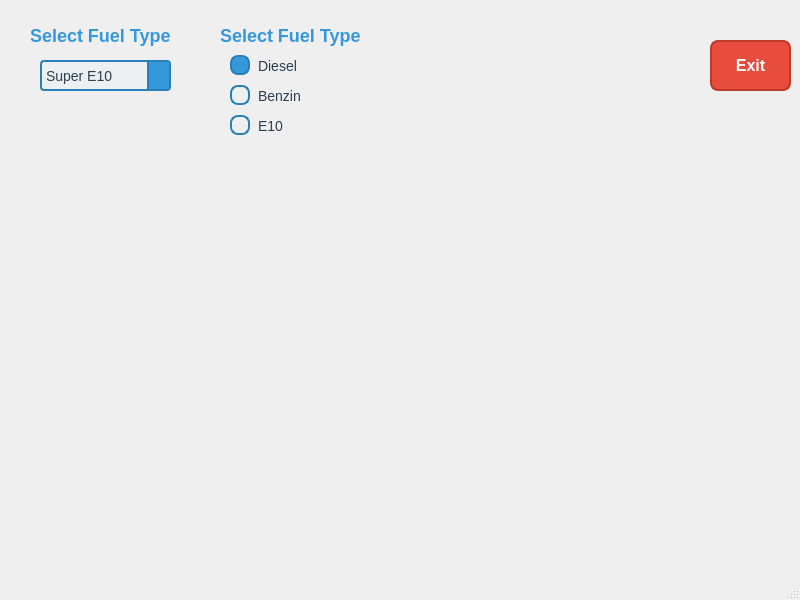
This is frontend/ui_templates/main_window.ui in Thrillerninja/ASWE-Projekt as Qt 5 draws it before an edit. The edited form follows.
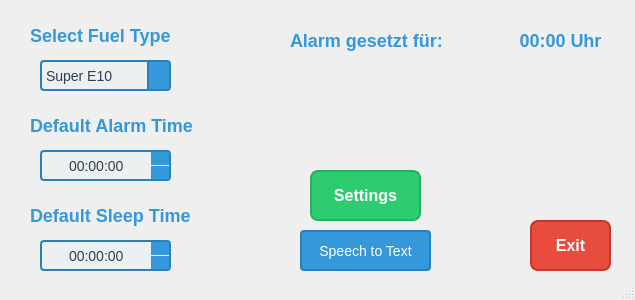
This is the edited form. Icons and pictures are not drawn.

```diff
--- a/frontend/ui_templates/main_window.ui
+++ b/frontend/ui_templates/main_window.ui
@@ -6,19 +6,29 @@
    <rect>
     <x>0</x>
     <y>0</y>
-    <width>800</width>
-    <height>600</height>
+    <width>635</width>
+    <height>300</height>
    </rect>
   </property>
   <property name="windowTitle">
-   <string>MainWindow</string>
+   <string> </string>
+  </property>
+  <property name="windowIcon">
+   <iconset>
+    <normaloff>../../../../../../../../Users/wieckla/Downloads/p-logo-no-background.ico</normaloff>../../../../../../../../Users/wieckla/Downloads/p-logo-no-background.ico</iconset>
+  </property>
+  <property name="iconSize">
+   <size>
+    <width>24</width>
+    <height>24</height>
+   </size>
   </property>
   <widget class="QWidget" name="centralwidget">
    <widget class="QPushButton" name="bt_exit">
     <property name="geometry">
      <rect>
-      <x>710</x>
-      <y>40</y>
+      <x>530</x>
+      <y>220</y>
       <width>81</width>
       <height>51</height>
      </rect>
@@ -126,60 +136,9 @@
    <widget class="QLabel" name="lb_">
     <property name="geometry">
      <rect>
-      <x>210</x>
-      <y>20</y>
-      <width>161</width>
-      <height>31</height>
-     </rect>
-    </property>
-    <property name="styleSheet">
-     <string notr="true">/* General Label Style */
-QLabel {
-    font-size: 18px;             /* Base font size for regular labels */
-    font-weight: bold;          /* Bold text for emphasis */
-    color: #3498db; ;              /* Dark grey text color */
-    padding: 4px;               /* Padding around the text */
-    border: 1px solid transparent; /* Optional border for spacing */
-}
-
-/* Prominent Headline Style */
-QLabel.headline {
-    font-size: 24px;            /* Larger font size for prominent headlines */
-    font-weight: bold;          /* Bold text for emphasis */
-    color: #3498db;             /* Distinct blue color for headlines */
-    padding: 8px;               /* Increased padding for a more spacious look */
-    border: none;               /* No border for a cleaner look */
-    background-color: #f0f8ff;  /* Light blue background to make the headline stand out */
-    border-radius: 4px;         /* Slightly rounded corners for a modern appearance */
-    margin-bottom: 12px;        /* Space below the headline to separate from other elements */
-}
-
-/* Subheadline Style */
-QLabel.subheadline {
-    font-size: 18px;            /* Slightly smaller than headlines */
-    font-weight: bold;          /* Bold text for emphasis */
-    color: #2c3e50;             /* Dark grey color for subheadlines */
-    padding: 6px;               /* Padding around the text */
-    border: none;               /* No border for a cleaner look */
-    margin-bottom: 8px;         /* Space below the subheadline */
-}
-
-/* Disabled Label Style */
-QLabel:disabled {
-    color: #7f8c8d;             /* Grey text color for disabled state */
-}
-</string>
-    </property>
-    <property name="text">
-     <string>Select Fuel Type</string>
-    </property>
-   </widget>
-   <widget class="QRadioButton" name="rb_e10_2">
-    <property name="geometry">
-     <rect>
-      <x>230</x>
+      <x>20</x>
       <y>110</y>
-      <width>121</width>
+      <width>191</width>
       <height>31</height>
      </rect>
     </property>
@@ -187,156 +146,45 @@
      <cursorShape>PointingHandCursor</cursorShape>
     </property>
     <property name="styleSheet">
-     <string notr="true">/* General Radio Button Style */
-QRadioButton {
-    spacing: 8px;                /* Space between the radio button and its label */
-    font-size: 14px;             /* Font size for the label */
-    color: #2c3e50;              /* Label text color */
+     <string notr="true">/* General Label Style */
+QLabel {
+    font-size: 18px;             /* Base font size for regular labels */
+    font-weight: bold;          /* Bold text for emphasis */
+    color: #3498db; ;              /* Dark grey text color */
+    padding: 4px;               /* Padding around the text */
+    border: 1px solid transparent; /* Optional border for spacing */
 }
 
-/* Radio Button Indicator (the circle) */
-QRadioButton::indicator {
-    width: 16px;                 /* Size of the indicator */
-    height: 16px;
-    border-radius: 8px;          /* Makes the indicator perfectly circular */
-    border: 2px solid #2980b9;   /* Blue border for the indicator */
-    background-color: #ecf0f1;   /* Light grey background when unchecked */
+/* Prominent Headline Style */
+QLabel.headline {
+    font-size: 24px;            /* Larger font size for prominent headlines */
+    font-weight: bold;          /* Bold text for emphasis */
+    color: #3498db;             /* Distinct blue color for headlines */
+    padding: 8px;               /* Increased padding for a more spacious look */
+    border: none;               /* No border for a cleaner look */
+    background-color: #f0f8ff;  /* Light blue background to make the headline stand out */
+    border-radius: 4px;         /* Slightly rounded corners for a modern appearance */
+    margin-bottom: 12px;        /* Space below the headline to separate from other elements */
 }
 
-/* Checked State */
-QRadioButton::indicator:checked {
-    background-color: #3498db;   /* Blue background when checked */
-    border: 2px solid #2980b9;   /* Darker blue border when checked */
+/* Subheadline Style */
+QLabel.subheadline {
+    font-size: 18px;            /* Slightly smaller than headlines */
+    font-weight: bold;          /* Bold text for emphasis */
+    color: #2c3e50;             /* Dark grey color for subheadlines */
+    padding: 6px;               /* Padding around the text */
+    border: none;               /* No border for a cleaner look */
+    margin-bottom: 8px;         /* Space below the subheadline */
 }
 
-/* Disabled State */
-QRadioButton::indicator:disabled {
-    background-color: #ecf0f1;   /* Light grey background when disabled */
-    border: 2px solid #95a5a6;   /* Grey border when disabled */
+/* Disabled Label Style */
+QLabel:disabled {
+    color: #7f8c8d;             /* Grey text color for disabled state */
 }
-
-/* Checked and Disabled State */
-QRadioButton::indicator:checked:disabled {
-    background-color: #95a5a6;   /* Darker grey background when checked and disabled */
-    border: 2px solid #7f8c8d;   /* Even darker grey border when checked and disabled */
-}</string>
+</string>
     </property>
     <property name="text">
-     <string>E10</string>
-    </property>
-   </widget>
-   <widget class="QRadioButton" name="rb_diesel_2">
-    <property name="enabled">
-     <bool>true</bool>
-    </property>
-    <property name="geometry">
-     <rect>
-      <x>230</x>
-      <y>50</y>
-      <width>121</width>
-      <height>31</height>
-     </rect>
-    </property>
-    <property name="cursor">
-     <cursorShape>PointingHandCursor</cursorShape>
-    </property>
-    <property name="styleSheet">
-     <string notr="true">/* General Radio Button Style */
-QRadioButton {
-    spacing: 8px;                /* Space between the radio button and its label */
-    font-size: 14px;             /* Font size for the label */
-    color: #2c3e50;              /* Label text color */
-}
-
-/* Radio Button Indicator (the circle) */
-QRadioButton::indicator {
-    width: 16px;                 /* Size of the indicator */
-    height: 16px;
-    border-radius: 8px;          /* Makes the indicator perfectly circular */
-    border: 2px solid #2980b9;   /* Blue border for the indicator */
-    background-color: #ecf0f1;   /* Light grey background when unchecked */
-}
-
-/* Checked State */
-QRadioButton::indicator:checked {
-    background-color: #3498db;   /* Blue background when checked */
-    border: 2px solid #2980b9;   /* Darker blue border when checked */
-}
-
-/* Disabled State */
-QRadioButton::indicator:disabled {
-    background-color: #ecf0f1;   /* Light grey background when disabled */
-    border: 2px solid #95a5a6;   /* Grey border when disabled */
-}
-
-/* Checked and Disabled State */
-QRadioButton::indicator:checked:disabled {
-    background-color: #95a5a6;   /* Darker grey background when checked and disabled */
-    border: 2px solid #7f8c8d;   /* Even darker grey border when checked and disabled */
-}</string>
-    </property>
-    <property name="text">
-     <string>Diesel</string>
-    </property>
-    <property name="checked">
-     <bool>true</bool>
-    </property>
-   </widget>
-   <widget class="QRadioButton" name="rb_benzin_2">
-    <property name="enabled">
-     <bool>true</bool>
-    </property>
-    <property name="geometry">
-     <rect>
-      <x>230</x>
-      <y>80</y>
-      <width>121</width>
-      <height>31</height>
-     </rect>
-    </property>
-    <property name="cursor">
-     <cursorShape>PointingHandCursor</cursorShape>
-    </property>
-    <property name="styleSheet">
-     <string notr="true">/* General Radio Button Style */
-QRadioButton {
-    spacing: 8px;                /* Space between the radio button and its label */
-    font-size: 14px;             /* Font size for the label */
-    color: #2c3e50;              /* Label text color */
-}
-
-/* Radio Button Indicator (the circle) */
-QRadioButton::indicator {
-    width: 16px;                 /* Size of the indicator */
-    height: 16px;
-    border-radius: 8px;          /* Makes the indicator perfectly circular */
-    border: 2px solid #2980b9;   /* Blue border for the indicator */
-    background-color: #ecf0f1;   /* Light grey background when unchecked */
-}
-
-/* Checked State */
-QRadioButton::indicator:checked {
-    background-color: #3498db;   /* Blue background when checked */
-    border: 2px solid #2980b9;   /* Darker blue border when checked */
-}
-
-/* Disabled State */
-QRadioButton::indicator:disabled {
-    background-color: #ecf0f1;   /* Light grey background when disabled */
-    border: 2px solid #95a5a6;   /* Grey border when disabled */
-}
-
-/* Checked and Disabled State */
-QRadioButton::indicator:checked:disabled {
-    background-color: #95a5a6;   /* Darker grey background when checked and disabled */
-    border: 2px solid #7f8c8d;   /* Even darker grey border when checked and disabled */
-}</string>
-    </property>
-    <property name="text">
-     <string>Benzin</string>
-    </property>
-    <property name="checked">
-     <bool>false</bool>
+     <string>Default Alarm Time</string>
     </property>
    </widget>
    <widget class="QComboBox" name="cb_fuel_type">
@@ -413,6 +261,356 @@
      </property>
     </item>
    </widget>
+   <widget class="QTimeEdit" name="te_default_alarm_time">
+    <property name="geometry">
+     <rect>
+      <x>40</x>
+      <y>150</y>
+      <width>131</width>
+      <height>31</height>
+     </rect>
+    </property>
+    <property name="cursor">
+     <cursorShape>PointingHandCursor</cursorShape>
+    </property>
+    <property name="styleSheet">
+     <string notr="true">/* General Time Edit Style */
+QTimeEdit {
+    font-size: 14px;               /* Font size */
+    color: #2c3e50;                /* Text color */
+    padding: 4px;                  /* Padding */
+    border: 2px solid #2980b9;     /* Blue border */
+    border-radius: 4px;            /* Rounded corners */
+    background-color: #ecf0f1;     /* Light grey background */
+}
+
+/* Time Edit Buttons (Up and Down Arrow Area) */
+QTimeEdit::up-button, QTimeEdit::down-button {
+    width: 18px;                   /* Size of the button area */
+    border: none;                  /* No border */
+    background-color: #3498db;     /* Blue background */
+}
+
+QTimeEdit::up-arrow {
+    width: 10px;                   /* Arrow size */
+    height: 10px;
+    image: url(frontend/ui_templates/up_arrow.png);  /* Custom arrow icon */
+}
+
+QTimeEdit::down-arrow {
+    width: 10px;                   /* Arrow size */
+    height: 10px;
+    image: url(frontend/ui_templates/down_arrow.png);  /* Custom arrow icon */
+}
+
+/* Hover Effect for Time Edit */
+QTimeEdit:hover {
+    border-color: #3498db;         /* Change border color on hover */
+}
+</string>
+    </property>
+    <property name="alignment">
+     <set>Qt::AlignCenter</set>
+    </property>
+   </widget>
+   <widget class="QTimeEdit" name="te_default_sleep_time">
+    <property name="geometry">
+     <rect>
+      <x>40</x>
+      <y>240</y>
+      <width>131</width>
+      <height>31</height>
+     </rect>
+    </property>
+    <property name="cursor">
+     <cursorShape>PointingHandCursor</cursorShape>
+    </property>
+    <property name="styleSheet">
+     <string notr="true">/* General Time Edit Style */
+QTimeEdit {
+    font-size: 14px;               /* Font size */
+    color: #2c3e50;                /* Text color */
+    padding: 4px;                  /* Padding */
+    border: 2px solid #2980b9;     /* Blue border */
+    border-radius: 4px;            /* Rounded corners */
+    background-color: #ecf0f1;     /* Light grey background */
+}
+
+/* Time Edit Buttons (Up and Down Arrow Area) */
+QTimeEdit::up-button, QTimeEdit::down-button {
+    width: 18px;                   /* Size of the button area */
+    border: none;                  /* No border */
+    background-color: #3498db;     /* Blue background */
+}
+
+QTimeEdit::up-arrow {
+    width: 10px;                   /* Arrow size */
+    height: 10px;
+    image: url(frontend/ui_templates/up_arrow.png);  /* Custom arrow icon */
+}
+
+QTimeEdit::down-arrow {
+    width: 10px;                   /* Arrow size */
+    height: 10px;
+    image: url(frontend/ui_templates/down_arrow.png);  /* Custom arrow icon */
+}
+
+/* Hover Effect for Time Edit */
+QTimeEdit:hover {
+    border-color: #3498db;         /* Change border color on hover */
+}
+</string>
+    </property>
+    <property name="alignment">
+     <set>Qt::AlignCenter</set>
+    </property>
+   </widget>
+   <widget class="QLabel" name="lb_default_alarm_type_2">
+    <property name="geometry">
+     <rect>
+      <x>20</x>
+      <y>200</y>
+      <width>191</width>
+      <height>31</height>
+     </rect>
+    </property>
+    <property name="styleSheet">
+     <string notr="true">/* General Label Style */
+QLabel {
+    font-size: 18px;             /* Base font size for regular labels */
+    font-weight: bold;          /* Bold text for emphasis */
+    color: #3498db; ;              /* Dark grey text color */
+    padding: 4px;               /* Padding around the text */
+    border: 1px solid transparent; /* Optional border for spacing */
+}
+
+/* Prominent Headline Style */
+QLabel.headline {
+    font-size: 24px;            /* Larger font size for prominent headlines */
+    font-weight: bold;          /* Bold text for emphasis */
+    color: #3498db;             /* Distinct blue color for headlines */
+    padding: 8px;               /* Increased padding for a more spacious look */
+    border: none;               /* No border for a cleaner look */
+    background-color: #f0f8ff;  /* Light blue background to make the headline stand out */
+    border-radius: 4px;         /* Slightly rounded corners for a modern appearance */
+    margin-bottom: 12px;        /* Space below the headline to separate from other elements */
+}
+
+/* Subheadline Style */
+QLabel.subheadline {
+    font-size: 18px;            /* Slightly smaller than headlines */
+    font-weight: bold;          /* Bold text for emphasis */
+    color: #2c3e50;             /* Dark grey color for subheadlines */
+    padding: 6px;               /* Padding around the text */
+    border: none;               /* No border for a cleaner look */
+    margin-bottom: 8px;         /* Space below the subheadline */
+}
+
+/* Disabled Label Style */
+QLabel:disabled {
+    color: #7f8c8d;             /* Grey text color for disabled state */
+}
+</string>
+    </property>
+    <property name="text">
+     <string>Default Sleep Time</string>
+    </property>
+   </widget>
+   <widget class="QLabel" name="lb_alarm_text">
+    <property name="geometry">
+     <rect>
+      <x>280</x>
+      <y>20</y>
+      <width>181</width>
+      <height>41</height>
+     </rect>
+    </property>
+    <property name="styleSheet">
+     <string notr="true">/* General Label Style */
+QLabel {
+    font-size: 18px;             /* Base font size for regular labels */
+    font-weight: bold;          /* Bold text for emphasis */
+    color: #3498db; ;              /* Dark grey text color */
+    padding: 4px;               /* Padding around the text */
+    border: 1px solid transparent; /* Optional border for spacing */
+}
+
+/* Prominent Headline Style */
+QLabel.headline {
+    font-size: 24px;            /* Larger font size for prominent headlines */
+    font-weight: bold;          /* Bold text for emphasis */
+    color: #3498db;             /* Distinct blue color for headlines */
+    padding: 8px;               /* Increased padding for a more spacious look */
+    border: none;               /* No border for a cleaner look */
+    background-color: #f0f8ff;  /* Light blue background to make the headline stand out */
+    border-radius: 4px;         /* Slightly rounded corners for a modern appearance */
+    margin-bottom: 12px;        /* Space below the headline to separate from other elements */
+}
+
+/* Subheadline Style */
+QLabel.subheadline {
+    font-size: 18px;            /* Slightly smaller than headlines */
+    font-weight: bold;          /* Bold text for emphasis */
+    color: #2c3e50;             /* Dark grey color for subheadlines */
+    padding: 6px;               /* Padding around the text */
+    border: none;               /* No border for a cleaner look */
+    margin-bottom: 8px;         /* Space below the subheadline */
+}
+
+/* Disabled Label Style */
+QLabel:disabled {
+    color: #7f8c8d;             /* Grey text color for disabled state */
+}
+</string>
+    </property>
+    <property name="text">
+     <string>Alarm gesetzt für:</string>
+    </property>
+   </widget>
+   <widget class="QPushButton" name="bt_speech_to_text">
+    <property name="geometry">
+     <rect>
+      <x>300</x>
+      <y>230</y>
+      <width>131</width>
+      <height>41</height>
+     </rect>
+    </property>
+    <property name="cursor">
+     <cursorShape>PointingHandCursor</cursorShape>
+    </property>
+    <property name="styleSheet">
+     <string notr="true">/* General Button Style */
+QPushButton {
+    font-size: 14px;               /* Font size */
+    color: #ffffff;                /* White text color */
+    padding: 6px 12px;             /* Padding around the text */
+    border: 2px solid #2980b9;     /* Blue border */
+    border-radius: 4px;            /* Rounded corners */
+    background-color: #3498db;     /* Blue background */
+}
+
+QPushButton:hover {
+    background-color: #2980b9;     /* Darker blue background on hover */
+}
+
+QPushButton:pressed {
+    background-color: #1f618d;     /* Even darker blue when pressed */
+    border-color: #1f618d;         /* Darker border on press */
+}
+</string>
+    </property>
+    <property name="text">
+     <string>Speech to Text</string>
+    </property>
+   </widget>
+   <widget class="QLabel" name="lb_alarm">
+    <property name="geometry">
+     <rect>
+      <x>470</x>
+      <y>20</y>
+      <width>181</width>
+      <height>41</height>
+     </rect>
+    </property>
+    <property name="styleSheet">
+     <string notr="true">/* General Label Style */
+QLabel {
+    font-size: 18px;             /* Base font size for regular labels */
+    font-weight: bold;          /* Bold text for emphasis */
+    color: #3498db; ;              /* Dark grey text color */
+    padding: 4px;               /* Padding around the text */
+    border: 1px solid transparent; /* Optional border for spacing */
+}
+
+/* Prominent Headline Style */
+QLabel.headline {
+    font-size: 24px;            /* Larger font size for prominent headlines */
+    font-weight: bold;          /* Bold text for emphasis */
+    color: #3498db;             /* Distinct blue color for headlines */
+    padding: 8px;               /* Increased padding for a more spacious look */
+    border: none;               /* No border for a cleaner look */
+    background-color: #f0f8ff;  /* Light blue background to make the headline stand out */
+    border-radius: 4px;         /* Slightly rounded corners for a modern appearance */
+    margin-bottom: 12px;        /* Space below the headline to separate from other elements */
+}
+
+/* Subheadline Style */
+QLabel.subheadline {
+    font-size: 18px;            /* Slightly smaller than headlines */
+    font-weight: bold;          /* Bold text for emphasis */
+    color: #2c3e50;             /* Dark grey color for subheadlines */
+    padding: 6px;               /* Padding around the text */
+    border: none;               /* No border for a cleaner look */
+    margin-bottom: 8px;         /* Space below the subheadline */
+}
+
+/* Disabled Label Style */
+QLabel:disabled {
+    color: #7f8c8d;             /* Grey text color for disabled state */
+}
+</string>
+    </property>
+    <property name="text">
+     <string>00:00 Uhr</string>
+    </property>
+    <property name="alignment">
+     <set>Qt::AlignCenter</set>
+    </property>
+   </widget>
+   <widget class="QPushButton" name="bt_settings">
+    <property name="geometry">
+     <rect>
+      <x>310</x>
+      <y>170</y>
+      <width>111</width>
+      <height>51</height>
+     </rect>
+    </property>
+    <property name="cursor">
+     <cursorShape>PointingHandCursor</cursorShape>
+    </property>
+    <property name="styleSheet">
+     <string notr="true">/* General Settings Button Style */
+QPushButton {
+    background-color: #2ecc71;    /* Green background for the button */
+    color: white;                 /* White text color */
+    border: 2px solid #27ae60;    /* Darker green border */
+    border-radius: 8px;           /* Rounded corners for the button */
+    padding: 10px 20px;           /* Padding inside the button */
+    font-size: 16px;              /* Font size for the button text */
+    font-weight: bold;            /* Bold text for emphasis */
+    text-align: center;           /* Center the text inside the button */
+}
+
+/* Hover State */
+QPushButton:hover {
+    background-color: #27ae60;    /* Darker green background on hover */
+    border: 2px solid #1e8449;    /* Even darker green border on hover */
+    color: #ecf0f1;               /* Light text color on hover */
+}
+
+/* Pressed State */
+QPushButton:pressed {
+    background-color: #1e8449;    /* Darker green background when pressed */
+    border: 2px solid #1d6f43;    /* Dark border when pressed */
+    color: #bdc3c7;               /* Grey text color when pressed */
+}
+
+/* Disabled State */
+QPushButton:disabled {
+    background-color: #bdc3c7;    /* Light grey background when disabled */
+    border: 2px solid #95a5a6;    /* Grey border when disabled */
+    color: #7f8c8d;               /* Grey text color when disabled */
+}
+
+
+</string>
+    </property>
+    <property name="text">
+     <string>Settings</string>
+    </property>
+   </widget>
   </widget>
   <widget class="QMenuBar" name="menubar">
    <property name="geometry">
```
Left out of the diff: 16 changed lines with no effect on the pictures.
